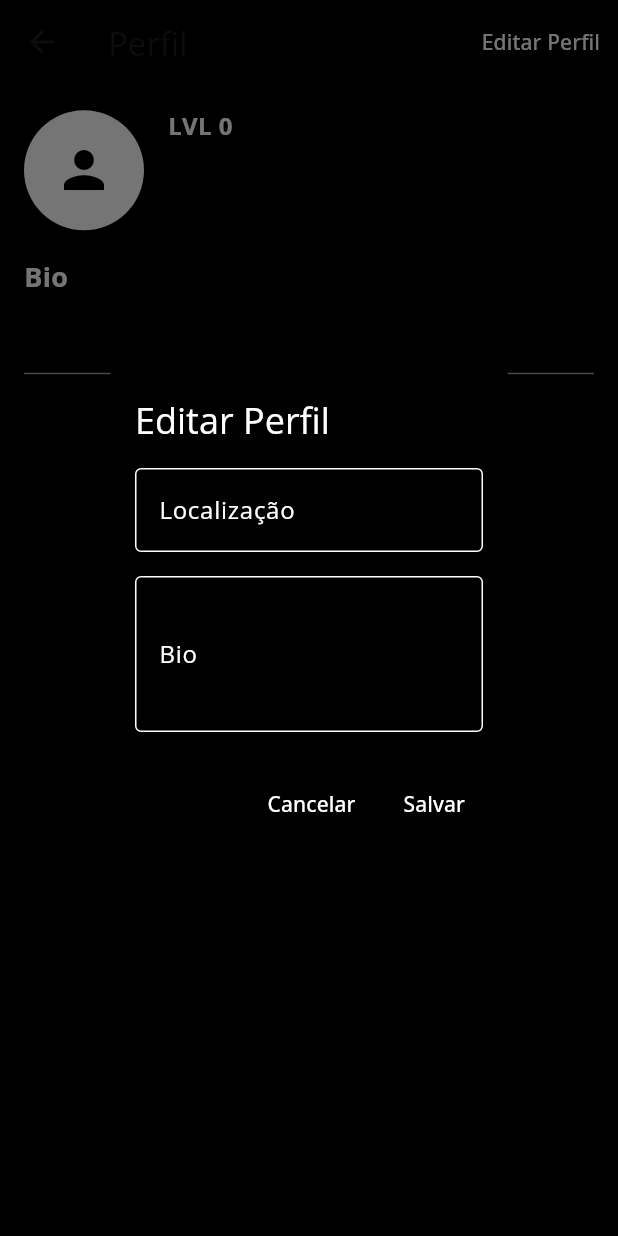
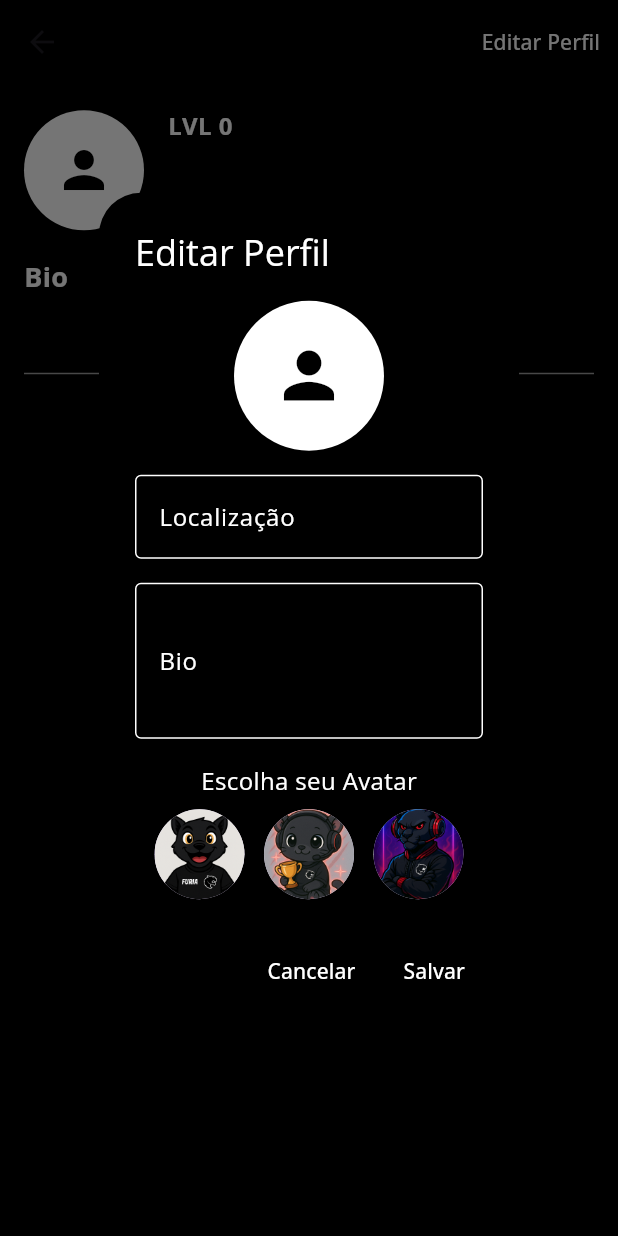
Before and after one commit to LucasGiazzi/FuriaVerso, a Flutter app: the ProfilePage screen opened directly, after a tap on "Editar Perfil", on a phone screen of 412 x 824 dp. Run offline on Flutter 3.47's test engine with Material 3 defaults, Android fonts, the phone set to English and light mode, and no system bars; our stand-ins replace cloud_firestore, firebase_auth, firebase_core, flutter_dotenv, google_fonts; accounts and stored records are empty; network calls fail.

Commit message:
Trocar avatar do perfil e correção de alguns bugs]

```diff
--- a/lib/home_screen.dart
+++ b/lib/home_screen.dart
@@ -28,7 +28,6 @@ class _HomeScreenState extends State<HomeScreen> {
 
     return Scaffold(
       appBar: AppBar(
-        title: const Text('Home'),
         backgroundColor: Colors.black,
         actions: [
           IconButton(
--- a/lib/login.dart
+++ b/lib/login.dart
@@ -1,10 +1,10 @@
 import 'package:flutter/material.dart';
 import 'package:google_fonts/google_fonts.dart';
-import 'package:provider/provider.dart'; // Import do provider
-import 'auth_service.dart'; // Import do AuthService
+import 'package:provider/provider.dart';
+import 'auth_service.dart';
 import 'register.dart';
 import 'password_recovery/forgot_pass.dart';
-import 'home_screen.dart'; // Import da HomeScreen
+import 'home_screen.dart';
 import 'package:firebase_auth/firebase_auth.dart';
 
 class LoginScreen extends StatefulWidget {
@@ -40,7 +40,7 @@ class _LoginScreenState extends State<LoginScreen> {
             mainAxisAlignment: MainAxisAlignment.center,
             crossAxisAlignment: CrossAxisAlignment.stretch,
             children: [
-              const SizedBox(height: 45),
+              const SizedBox(height: 65),
 
               // Título
               Text(
--- a/lib/profile_page.dart
+++ b/lib/profile_page.dart
@@ -63,7 +63,7 @@ class _ProfilePageState extends State<ProfilePage> {
     }
   }
 
-  Future<void> _updateProfile() async {
+  Future<void> _updateProfile(String selectedAvatar) async {
     try {
       final userId = _auth.currentUser?.uid;
       if (userId == null) {
@@ -73,6 +73,7 @@ class _ProfilePageState extends State<ProfilePage> {
       await _firestore.collection('users').doc(userId).update({
         'location': _locationController.text.trim(),
         'bio': _bioController.text.trim(),
+        'profileImageUrl': selectedAvatar, // Atualiza o avatar no Firestore
       });
 
       ScaffoldMessenger.of(context).showSnackBar(
@@ -85,6 +86,7 @@ class _ProfilePageState extends State<ProfilePage> {
       setState(() {
         location = _locationController.text.trim();
         bio = _bioController.text.trim();
+        profileImageUrl = selectedAvatar; // Atualiza o avatar localmente
       });
     } catch (e) {
       print('Erro ao atualizar o perfil: $e');
@@ -101,6 +103,8 @@ class _ProfilePageState extends State<ProfilePage> {
     _locationController.text = location;
     _bioController.text = bio;
 
+    String selectedAvatar = profileImageUrl; // Armazena o avatar selecionado
+
     showDialog(
       context: context,
       builder: (context) {
@@ -114,6 +118,25 @@ class _ProfilePageState extends State<ProfilePage> {
             child: Column(
               mainAxisSize: MainAxisSize.min,
               children: [
+                // Exibe o avatar selecionado
+                CircleAvatar(
+                  radius: 50,
+                  backgroundColor: Colors.white,
+                  backgroundImage:
+                      selectedAvatar.isNotEmpty
+                          ? AssetImage(selectedAvatar)
+                          : null,
+                  child:
+                      selectedAvatar.isEmpty
+                          ? const Icon(
+                            Icons.person,
+                            size: 50,
+                            color: Colors.black,
+                          )
+                          : null,
+                ),
+                const SizedBox(height: 16),
+
                 // Campo para editar a localização
                 TextFormField(
                   controller: _locationController,
@@ -147,6 +170,70 @@ class _ProfilePageState extends State<ProfilePage> {
                     ),
                   ),
                 ),
+                const SizedBox(height: 16),
+
+                // Escolha de Avatar
+                const Text(
+                  'Escolha seu Avatar',
+                  style: TextStyle(color: Colors.white, fontSize: 16),
+                ),
+                const SizedBox(height: 8),
+                Row(
+                  mainAxisAlignment: MainAxisAlignment.spaceEvenly,
+                  children: [
+                    GestureDetector(
+                      onTap: () {
+                        setState(() {
+                          selectedAvatar = 'assets/images/furico1.png';
+                        });
+                      },
+                      child: CircleAvatar(
+                        radius: 30,
+                        backgroundImage: const AssetImage(
+                          'assets/images/furico1.png',
+                        ),
+                        child:
+                            selectedAvatar == 'assets/images/furico1.png'
+                                ? const Icon(Icons.check, color: Colors.green)
+                                : null,
+                      ),
+                    ),
+                    GestureDetector(
+                      onTap: () {
+                        setState(() {
+                          selectedAvatar = 'assets/images/furico2.png';
+                        });
+                      },
+                      child: CircleAvatar(
+                        radius: 30,
+                        backgroundImage: const AssetImage(
+                          'assets/images/furico2.png',
+                        ),
+                        child:
+                            selectedAvatar == 'assets/images/furico2.png'
+                                ? const Icon(Icons.check, color: Colors.green)
+                                : null,
+                      ),
+                    ),
+                    GestureDetector(
+                      onTap: () {
+                        setState(() {
+                          selectedAvatar = 'assets/images/furico3.png';
+                        });
+                      },
+                      child: CircleAvatar(
+                        radius: 30,
+                        backgroundImage: const AssetImage(
+                          'assets/images/furico3.png',
+                        ),
+                        child:
+                            selectedAvatar == 'assets/images/furico3.png'
+                                ? const Icon(Icons.check, color: Colors.green)
+                                : null,
+                      ),
+                    ),
+                  ],
+                ),
               ],
             ),
           ),
@@ -163,7 +250,7 @@ class _ProfilePageState extends State<ProfilePage> {
             TextButton(
               onPressed: () async {
                 Navigator.pop(context);
-                await _updateProfile();
+                await _updateProfile(selectedAvatar);
               },
               child: const Text(
                 'Salvar',
@@ -180,7 +267,6 @@ class _ProfilePageState extends State<ProfilePage> {
   Widget build(BuildContext context) {
     return Scaffold(
       appBar: AppBar(
-        title: const Text('Perfil'),
         backgroundColor: Colors.black,
         actions: [
           TextButton(
--- a/lib/settings_page.dart
+++ b/lib/settings_page.dart
@@ -6,10 +6,7 @@ class SettingsPage extends StatelessWidget {
   @override
   Widget build(BuildContext context) {
     return Scaffold(
-      appBar: AppBar(
-        title: const Text('Configurações'),
-        backgroundColor: Colors.black,
-      ),
+      appBar: AppBar(backgroundColor: Colors.black),
       body: const Center(
         child: Text(
           'Página de Configurações',
```
Also changed, not shown: assets/images/furico1.png (renamed from assets/images/furico.png), assets/images/furico2.png (added), assets/images/furico3.png (added).
